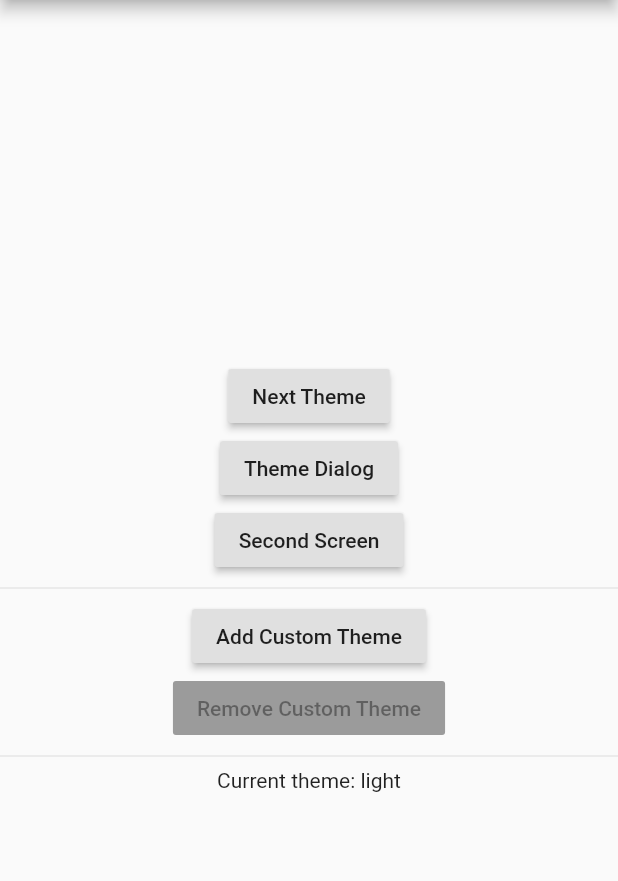
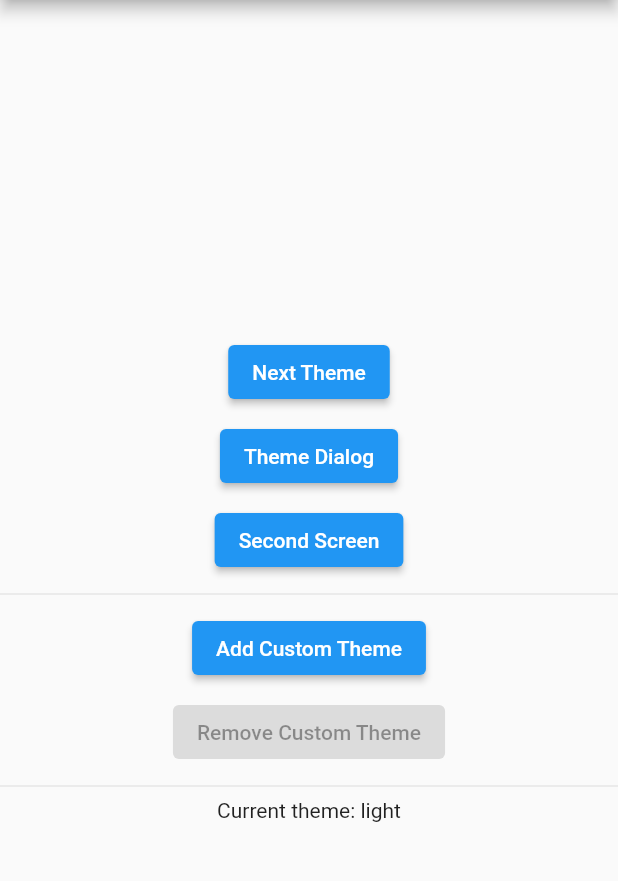
Before and after one commit to kdsuneraavinash/theme_provider, a Flutter app: the screen it shows after launch, on a phone screen of 412 x 824 dp, the part 84-965 px from its top. Run offline on Flutter 3.47's test engine with Material 2 defaults, Android fonts, the phone set to English and light mode, and no system bars; our stand-ins replace shared_preferences.

Commit message:
Update the example app

```diff
--- a/example/lib/main.dart
+++ b/example/lib/main.dart
@@ -55,6 +55,9 @@ class HomePage extends StatelessWidget {
         scaffoldBackgroundColor: Colors.yellow[200],
         buttonColor: Colors.amber,
         dialogBackgroundColor: Colors.yellow,
+        elevatedButtonTheme: ElevatedButtonThemeData(
+          style: ElevatedButton.styleFrom(primary: Colors.red)
+        )
       ),
     );
   }
@@ -69,32 +72,32 @@ class HomePage extends StatelessWidget {
         child: Column(
           mainAxisAlignment: MainAxisAlignment.center,
           children: <Widget>[
-            RaisedButton(
-              child: Text("Next Theme"),
+            _buildButton(
+              text: "Next Theme",
               onPressed: controller.nextTheme,
             ),
-            RaisedButton(
-              child: Text("Theme Dialog"),
+            _buildButton(
+              text: "Theme Dialog",
               onPressed: () {
                 showDialog(context: context, builder: (_) => ThemeDialog());
               },
             ),
-            RaisedButton(
-              child: Text("Second Screen"),
+            _buildButton(
+              text: "Second Screen",
               onPressed: () {
                 Navigator.push(
                     context, MaterialPageRoute(builder: (_) => SecondPage()));
               },
             ),
             Divider(),
-            RaisedButton(
-              child: Text("Add Custom Theme"),
+            _buildButton(
+              text: "Add Custom Theme",
               onPressed: controller.hasTheme(customAppThemeId)
                   ? null
                   : () => controller.addTheme(customAppTheme()),
             ),
-            RaisedButton(
-              child: Text("Remove Custom Theme"),
+            _buildButton(
+              text: "Remove Custom Theme",
               onPressed: controller.hasTheme(customAppThemeId)
                   ? controller.theme.id != customAppThemeId
                       ? () => controller.removeTheme(customAppThemeId)
@@ -108,6 +111,16 @@ class HomePage extends StatelessWidget {
             Text('Current theme: ${controller.theme.id}'),
           ],
         ),
+      ),
+    );
+  }
+
+  Widget _buildButton({String text, VoidCallback onPressed}) {
+    return Padding(
+      padding: const EdgeInsets.all(4.0),
+      child: ElevatedButton(
+        child: Text(text),
+        onPressed: onPressed,
       ),
     );
   }
@@ -125,7 +138,7 @@ class SecondPage extends StatelessWidget {
         title: Text("Second Screen"),
       ),
       body: Center(
-        child: RaisedButton(
+        child: ElevatedButton(
           child: Text("Next Theme"),
           onPressed: ThemeProvider.controllerOf(context).nextTheme,
         ),
```
Also changed, not shown: example/pubspec.lock, 1 other file.
